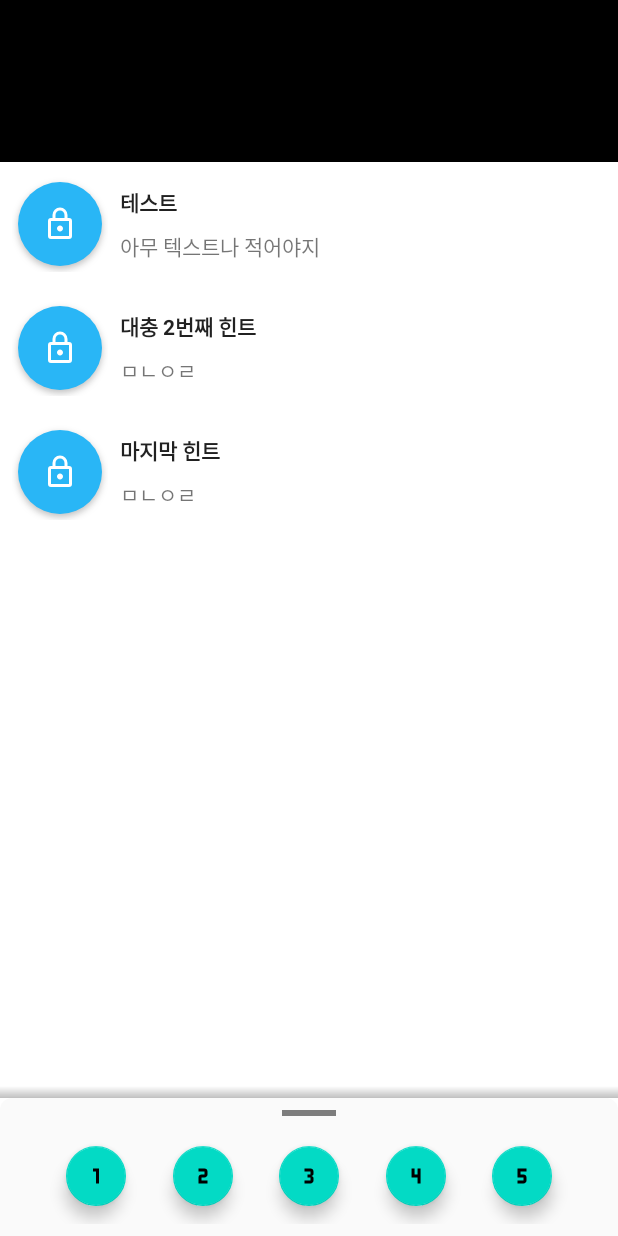
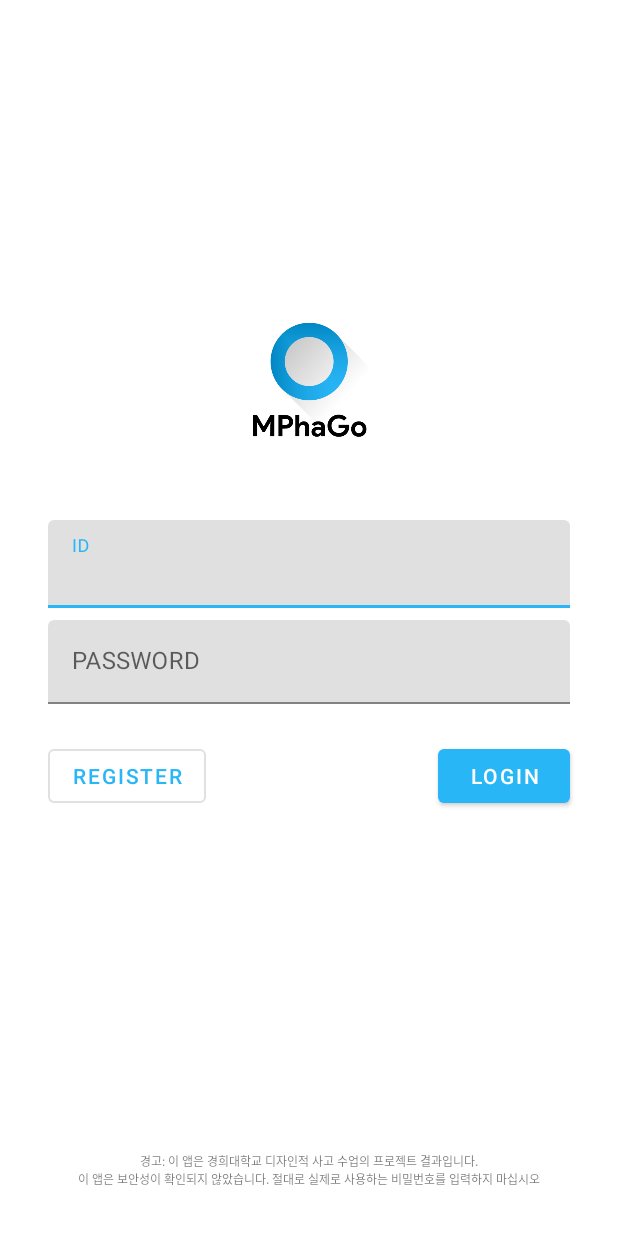
Before and after one commit to design-thinking-6/MphaGo, an Android app: the screen it shows after launch (StudyActivity before the commit, LoginActivity after it), on a phone screen of 412 x 824 dp. Run offline under Robolectric (Android 15) with nearby library versions, the phone set to English and light mode, and no system bars; our stand-ins replace Volley.

Commit message:
feature/login * add register * and login * add app icon * fix network manager

```diff
--- a/app/src/main/java/io/suyong/mphago/StudyActivity.kt
+++ b/app/src/main/java/io/suyong/mphago/StudyActivity.kt
@@ -12,6 +12,7 @@ import com.bumptech.glide.Glide
 import io.suyong.mphago.adapter.HintAdapter
 import io.suyong.mphago.adapter.HintType
 import io.suyong.mphago.adapter.HintViewHolder
+import io.suyong.mphago.network.NetworkManager
 import kotlinx.android.synthetic.main.activity_study.*
 import kotlinx.android.synthetic.main.layout_answer.view.*
 
@@ -36,14 +37,13 @@ class StudyActivity : AppCompatActivity() {
         hintRecyclerView.adapter = adapter
         hintRecyclerView.layoutManager = LinearLayoutManager(this)
 
-        val url = "http://blog.suyong.me/images/2021/N320201114A.png"
         adapter.list.add(HintType("테스트", "아무 텍스트나 적어야지", 2))
         adapter.list.add(HintType("대충 2번째 힌트", "ㅁㄴㅇㄹ", 3))
         adapter.list.add(HintType("마지막 힌트", "ㅁㄴㅇㄹ", 4))
 
         Glide
             .with(this)
-            .load(url)
+            .load("${NetworkManager.IMAGE_SERVER_URL}2020/${Math.random().toInt() + 1}A.png")
             .error(R.drawable.ic_launcher_background)
             .into(problemImageView as AppCompatImageView)
 
--- /dev/null
+++ b/app/src/main/res/layout/activity_login.xml
@@ -0,0 +1,125 @@
+<?xml version="1.0" encoding="utf-8"?>
+<androidx.constraintlayout.widget.ConstraintLayout xmlns:android="http://schemas.android.com/apk/res/android"
+    xmlns:app="http://schemas.android.com/apk/res-auto"
+    xmlns:tools="http://schemas.android.com/tools"
+    android:layout_width="match_parent"
+    android:layout_height="match_parent"
+    tools:context=".LoginActivity">
+
+    <LinearLayout
+        android:id="@+id/linearLayout2"
+        android:layout_width="0dp"
+        android:layout_height="wrap_content"
+        android:layout_marginStart="32dp"
+        android:layout_marginEnd="32dp"
+        android:orientation="vertical"
+        app:layout_constraintBottom_toBottomOf="parent"
+        app:layout_constraintEnd_toEndOf="parent"
+        app:layout_constraintStart_toStartOf="parent"
+        app:layout_constraintTop_toTopOf="parent">
+
+        <com.google.android.material.textfield.TextInputLayout
+            android:id="@+id/textInputLayout"
+            android:layout_width="match_parent"
+            android:layout_height="wrap_content"
+            android:hint="@string/id">
+
+            <com.google.android.material.textfield.TextInputEditText
+                android:id="@+id/edit_text_id"
+                style="@style/Widget.AppCompat.EditText"
+                android:layout_width="match_parent"
+                android:layout_height="wrap_content"
+                android:ems="10"
+                android:inputType="textPersonName" />
+        </com.google.android.material.textfield.TextInputLayout>
+
+        <com.google.android.material.textfield.TextInputLayout
+            android:id="@+id/textInputLayout2"
+            android:layout_width="match_parent"
+            android:layout_height="wrap_content"
+            android:layout_marginTop="8dp"
+            android:layout_marginBottom="8dp"
+            android:hint="@string/password">
+
+            <com.google.android.material.textfield.TextInputEditText
+                android:id="@+id/edit_text_password"
+                android:layout_width="match_parent"
+                android:layout_height="wrap_content"
+                android:ems="10"
+                android:inputType="textPassword" />
+        </com.google.android.material.textfield.TextInputLayout>
+
+        <com.google.android.material.textfield.TextInputLayout
+            android:id="@+id/edit_text_nickname_layout"
+            android:layout_width="match_parent"
+            android:layout_height="wrap_content"
+            android:hint="@string/nickname"
+            android:visibility="gone">
+
+            <com.google.android.material.textfield.TextInputEditText
+                android:id="@+id/edit_text_nickname"
+                android:layout_width="match_parent"
+                android:layout_height="wrap_content"
+                android:ems="10"
+                android:inputType="textPersonName" />
+
+        </com.google.android.material.textfield.TextInputLayout>
+
+    </LinearLayout>
+
+    <Button
+        android:id="@+id/button_register"
+        style="@style/Widget.MaterialComponents.Button.OutlinedButton"
+        android:layout_width="wrap_content"
+        android:layout_height="wrap_content"
+        android:layout_marginStart="32dp"
+        android:layout_marginTop="16dp"
+        android:layout_marginEnd="32dp"
+        android:text="@string/register"
+        app:layout_constraintEnd_toEndOf="parent"
+        app:layout_constraintHorizontal_bias="0.0"
+        app:layout_constraintStart_toStartOf="parent"
+        app:layout_constraintTop_toBottomOf="@+id/linearLayout2" />
+
+    <ImageView
+        android:id="@+id/imageView"
+        android:layout_width="128dp"
+        android:layout_height="128dp"
+        android:layout_marginTop="32dp"
+        android:layout_marginBottom="32dp"
+        app:layout_constraintBottom_toTopOf="@+id/linearLayout2"
+        app:layout_constraintEnd_toEndOf="parent"
+        app:layout_constraintStart_toStartOf="parent"
+        app:layout_constraintTop_toTopOf="parent"
+        app:layout_constraintVertical_bias="1.0"
+        app:srcCompat="@mipmap/icon_flat" />
+
+    <Button
+        android:id="@+id/button_login"
+        style="@style/Widget.MaterialComponents.Button"
+        android:layout_width="wrap_content"
+        android:layout_height="wrap_content"
+        android:layout_marginStart="32dp"
+        android:layout_marginTop="16dp"
+        android:layout_marginEnd="32dp"
+        android:text="@string/login"
+        app:layout_constraintEnd_toEndOf="parent"
+        app:layout_constraintHorizontal_bias="1.0"
+        app:layout_constraintStart_toStartOf="parent"
+        app:layout_constraintTop_toBottomOf="@+id/linearLayout2" />
+
+    <TextView
+        android:id="@+id/textView2"
+        android:layout_width="0dp"
+        android:layout_height="wrap_content"
+        android:layout_marginStart="32dp"
+        android:layout_marginEnd="32dp"
+        android:layout_marginBottom="32dp"
+        android:text="경고: 이 앱은 경희대학교 디자인적 사고 수업의 프로젝트 결과입니다.\n이 앱은 보안성이 확인되지 않았습니다. 절대로 실제로 사용하는 비밀번호를 입력하지 마십시오"
+        android:textAlignment="center"
+        android:textSize="8sp"
+        app:layout_constraintBottom_toBottomOf="parent"
+        app:layout_constraintEnd_toEndOf="parent"
+        app:layout_constraintStart_toStartOf="parent" />
+
+</androidx.constraintlayout.widget.ConstraintLayout>
--- a/app/src/main/res/layout/activity_study.xml
+++ b/app/src/main/res/layout/activity_study.xml
@@ -8,26 +8,26 @@
     android:elevation="8dp"
     tools:context=".StudyActivity">
 
-    <androidx.constraintlayout.widget.ConstraintLayout
+    <LinearLayout
         android:layout_width="match_parent"
-        android:layout_height="match_parent">
+        android:layout_height="match_parent"
+        android:orientation="vertical">
 
         <io.suyong.mphago.ResizableImageView
             android:id="@+id/problemImageView"
-            android:layout_width="0dp"
+            android:layout_width="match_parent"
             android:layout_height="wrap_content"
             android:layout_weight="1"
             android:background="@color/black"
             app:layout_constraintEnd_toEndOf="parent"
-            app:layout_constraintHeight_max="384dp"
             app:layout_constraintStart_toStartOf="parent"
             app:layout_constraintTop_toTopOf="parent"
             app:srcCompat="@mipmap/ic_launcher" />
 
         <androidx.recyclerview.widget.RecyclerView
             android:id="@+id/hintRecyclerView"
-            android:layout_width="0dp"
-            android:layout_height="0dp"
+            android:layout_width="match_parent"
+            android:layout_height="wrap_content"
             android:layout_weight="1"
             app:layout_constraintBottom_toBottomOf="parent"
             app:layout_constraintEnd_toEndOf="parent"
@@ -35,7 +35,7 @@
             app:layout_constraintTop_toBottomOf="@+id/problemImageView"
             app:layout_constraintVertical_bias="0.0" />
 
-    </androidx.constraintlayout.widget.ConstraintLayout>
+    </LinearLayout>
 
     <include
         android:id="@+id/answer_layout"
--- a/app/src/main/res/values/strings.xml
+++ b/app/src/main/res/values/strings.xml
@@ -1,19 +1,27 @@
 <resources>
     <string name="app_name">MphaGo</string>
-    <string name="title_activity_setting">SettingActivity</string>
+    <string name="title_activity_setting" translatable="false">SettingActivity</string>
 
     <!-- Preference Titles -->
-    <string name="messages_header">Messages</string>
-    <string name="sync_header">Sync</string>
+    <string name="messages_header" translatable="false">Messages</string>
+    <string name="sync_header" translatable="false">Sync</string>
 
     <!-- Messages Preferences -->
-    <string name="signature_title">Your signature</string>
-    <string name="reply_title">Default reply action</string>
+    <string name="signature_title" translatable="false">Your signature</string>
+    <string name="reply_title" translatable="false">Default reply action</string>
 
     <!-- Sync Preferences -->
-    <string name="sync_title">Sync email periodically</string>
-    <string name="attachment_title">Download incoming attachments</string>
-    <string name="attachment_summary_on">Automatically download attachments for incoming emails
+    <string name="sync_title" translatable="false">Sync email periodically</string>
+    <string name="attachment_title" translatable="false">Download incoming attachments</string>
+    <string name="attachment_summary_on" translatable="false">Automatically download attachments for incoming emails
     </string>
-    <string name="attachment_summary_off">Only download attachments when manually requested</string>
+    <string name="attachment_summary_off" translatable="false">Only download attachments when manually requested</string>
+    <string name="id">ID</string>
+    <string name="password">PASSWORD</string>
+    <string name="login">Login</string>
+    <string name="register">Register</string>
+    <string name="nickname">NICKNAME</string>
+    <string name="not_be_null">This text box must be not null</string>
+    <string name="login_failed">Login failed</string>
+    <string name="register_failed">Register failed</string>
 </resources>
--- a/app/src/main/res/values/themes.xml
+++ b/app/src/main/res/values/themes.xml
@@ -6,8 +6,8 @@
         <item name="colorPrimaryVariant">#0086c3</item>
         <item name="colorOnPrimary">@color/white</item>
         <!-- Secondary brand color. -->
-        <item name="colorSecondary">@color/teal_200</item>
-        <item name="colorSecondaryVariant">@color/teal_700</item>
+        <item name="colorSecondary">#29b6f6</item>
+        <item name="colorSecondaryVariant">#0086c3</item>
         <item name="colorOnSecondary">@color/black</item>
         <!-- Status bar color. -->
         <item name="android:statusBarColor" tools:targetApi="l">?attr/colorPrimaryVariant</item>
```
Also changed, not shown: app/src/main/AndroidManifest.xml (+9 -7 lines), app/src/main/java/io/suyong/mphago/LoginActivity.kt (added, +102 -0 lines), app/src/main/java/io/suyong/mphago/network/NetworkManager.kt (+30 -16 lines), app/src/main/res/mipmap-mdpi/icon.png (added), app/src/main/res/mipmap-mdpi/icon_flat.png (added), app/src/main/res/mipmap-mdpi/icon_round.png (added), app/src/main/res/mipmap-mdpi/icon_transparent.png (added), 1 other file.
